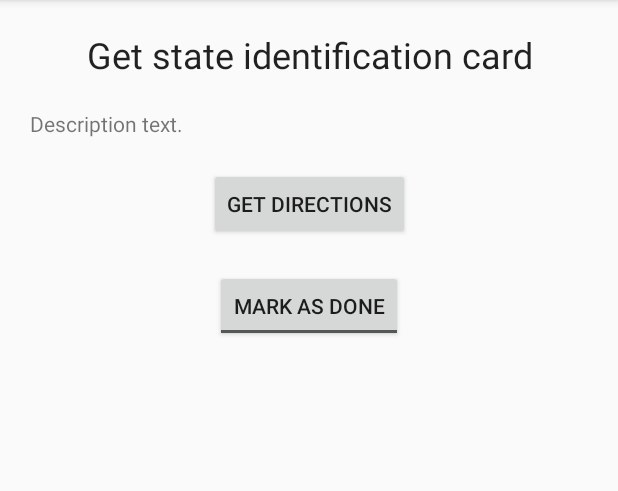
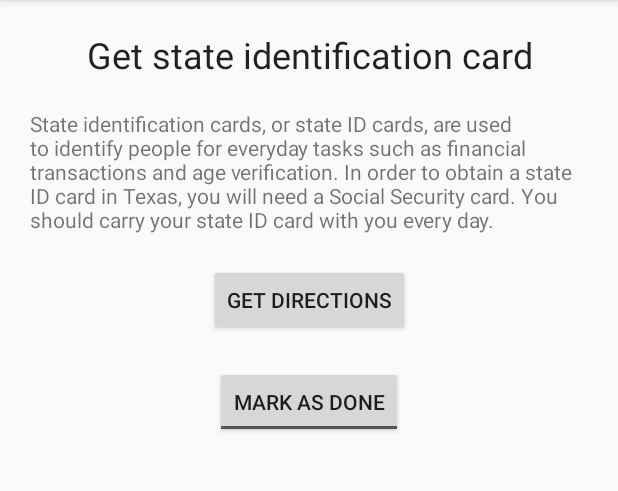
Before and after one commit to g11x/checklistapp, an Android app: the screen it shows after launch (ChecklistItemActivity), after a tap on "Get state identification card", on a phone screen of 412 x 824 dp, the part 84-575 px from its top. Run offline under Robolectric (Android 15) with nearby library versions, the phone set to English and light mode, and no system bars.

Commit message:
fix bugs in menu and description in item activity

```diff
--- a/app/src/main/java/com/g11x/checklistapp/ChecklistItemActivity.java
+++ b/app/src/main/java/com/g11x/checklistapp/ChecklistItemActivity.java
@@ -22,6 +22,7 @@ import android.support.v7.app.AppCompatActivity;
 import android.os.Bundle;
 import android.view.Menu;
 import android.view.MenuInflater;
+import android.view.MenuItem;
 import android.view.View;
 import android.widget.Button;
 import android.widget.TextView;
@@ -61,6 +62,9 @@ public class ChecklistItemActivity extends AppCompatActivity {
         ChecklistItemActivity.this.onClickIsDone();
       }
     });
+
+    TextView description = (TextView) findViewById(R.id.description);
+    description.setText(checklistItem.getDescription());
   }
 
   @Override
@@ -79,6 +83,16 @@ public class ChecklistItemActivity extends AppCompatActivity {
   }
 
   @Override
+  public boolean onOptionsItemSelected(MenuItem item) {
+    switch (item.getItemId()) {
+      case R.id.about:
+        startActivity(new Intent(this, AboutActivity.class));
+        break;
+    }
+    return super.onOptionsItemSelected(item);
+  }
+
+  @Override
   public boolean onCreateOptionsMenu(Menu menu) {
     MenuInflater menuInflater = getMenuInflater();
     menuInflater.inflate(R.menu.main, menu);
--- a/app/src/main/java/com/g11x/checklistapp/data/ChecklistItem.java
+++ b/app/src/main/java/com/g11x/checklistapp/data/ChecklistItem.java
@@ -69,7 +69,6 @@ public class ChecklistItem {
     return location;
   }
 
-  @SuppressWarnings("unused")
   public String getDescription() {
     return description;
   }
--- a/app/src/main/res/layout/activity_checklist_item.xml
+++ b/app/src/main/res/layout/activity_checklist_item.xml
@@ -32,43 +32,43 @@
       android:textAppearance="@android:style/TextAppearance.Material.Headline"
       android:textAlignment="center"
       android:layout_width="wrap_content"
-      tools:layout_constraintTop_creator="1"
-      tools:layout_constraintRight_creator="1"
-      app:layout_constraintRight_toRightOf="@+id/checklist_item"
+      android:paddingLeft="20dp"
+      android:paddingRight="20dp"
+      tools:targetApi="lollipop"
+      app:layout_constraintLeft_toLeftOf="@+id/checklist_item"
       tools:layout_constraintLeft_creator="1"
-      app:layout_constraintLeft_toLeftOf="@+id/checklist_item"
       app:layout_constraintTop_toTopOf="@+id/checklist_item"
       android:layout_marginTop="20dp"
-      android:paddingLeft="20dp"
-      android:paddingRight="20dp"
-      tools:targetApi="lollipop"/>
+      tools:layout_constraintTop_creator="1"
+      app:layout_constraintRight_toRightOf="@+id/checklist_item"
+      tools:layout_constraintRight_creator="1"/>
 
   <TextView
       android:layout_width="0dp"
       android:layout_height="wrap_content"
       android:text="@string/description_text"
+      android:id="@+id/description"
+      app:layout_constraintLeft_toLeftOf="@+id/checklist_item"
+      android:layout_marginLeft="20dp"
+      android:layout_marginStart="20dp"
+      tools:layout_constraintLeft_creator="1"
+      app:layout_constraintTop_toBottomOf="@+id/name"
+      android:layout_marginTop="20dp"
+      app:layout_constraintRight_toRightOf="@+id/checklist_item"
+      android:layout_marginRight="20dp"
+      android:layout_marginEnd="20dp"
       tools:layout_constraintRight_creator="1"
-      app:layout_constraintRight_toRightOf="@+id/checklist_item"
-      tools:layout_constraintLeft_creator="1"
-      app:layout_constraintLeft_toLeftOf="@+id/checklist_item"
-      app:layout_constraintHorizontal_bias="1.0"
-      app:layout_constraintTop_toBottomOf="@+id/name"
-      android:id="@+id/textView2"
-      android:layout_marginTop="20dp"
-      android:layout_marginLeft="20dp"
-      android:layout_marginRight="20dp"
-      android:layout_marginStart="20dp"
-      android:layout_marginEnd="20dp"/>
+      app:layout_constraintHorizontal_bias="1.0"/>
 
   <Button
       android:text="@string/get_directions"
       android:layout_width="wrap_content"
       android:layout_height="wrap_content"
       android:id="@+id/directions"
-      app:layout_constraintTop_toBottomOf="@+id/textView2"
-      app:layout_constraintRight_toRightOf="@+id/checklist_item"
       app:layout_constraintLeft_toLeftOf="@+id/checklist_item"
-      android:layout_marginTop="20dp"/>
+      app:layout_constraintTop_toBottomOf="@+id/description"
+      android:layout_marginTop="20dp"
+      app:layout_constraintRight_toRightOf="@+id/checklist_item"/>
 
   <ToggleButton
       android:id="@+id/doneness"
@@ -77,13 +77,13 @@
       android:layout_height="wrap_content"
       android:textOn="@string/mark_as_not_done"
       android:textOff="@string/mark_as_done"
-      android:layout_marginStart="16dp"
-      android:layout_marginEnd="16dp"
-      app:layout_constraintRight_toRightOf="@+id/checklist_item"
       app:layout_constraintLeft_toLeftOf="@+id/checklist_item"
       android:layout_marginLeft="16dp"
+      android:layout_marginStart="16dp"
+      app:layout_constraintTop_toBottomOf="@+id/directions"
+      android:layout_marginTop="20dp"
+      app:layout_constraintRight_toRightOf="@+id/checklist_item"
       android:layout_marginRight="16dp"
-      android:layout_marginTop="20dp"
-      app:layout_constraintTop_toBottomOf="@+id/directions"/>
+      android:layout_marginEnd="16dp"/>
 
 </android.support.constraint.ConstraintLayout>
```
